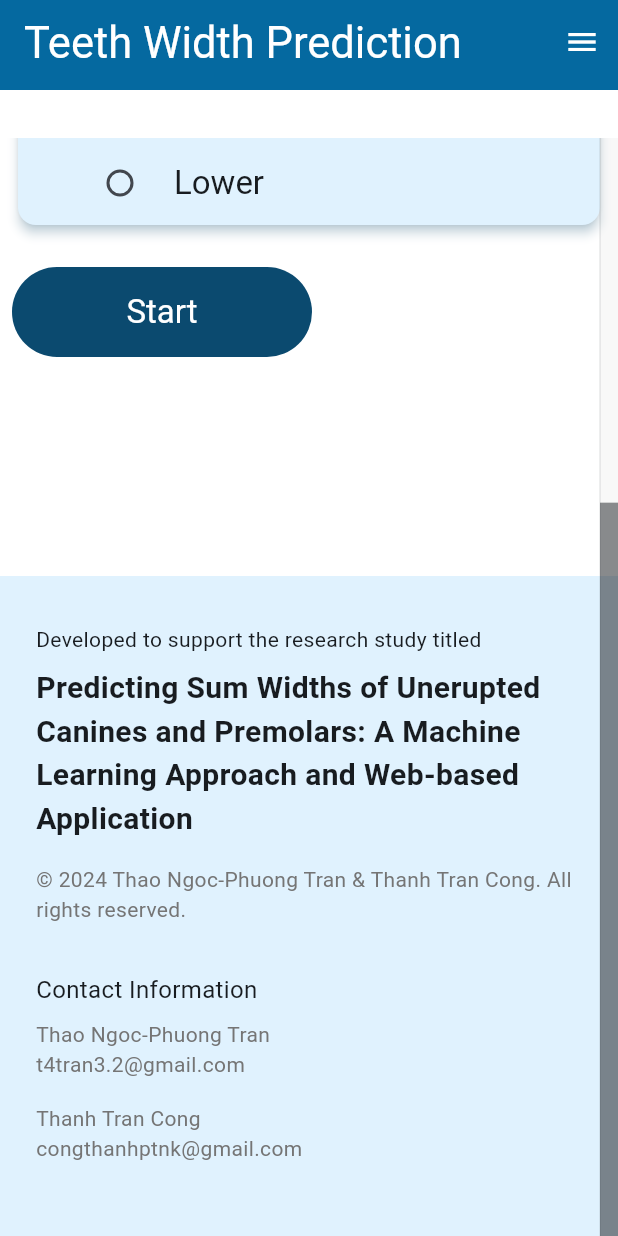
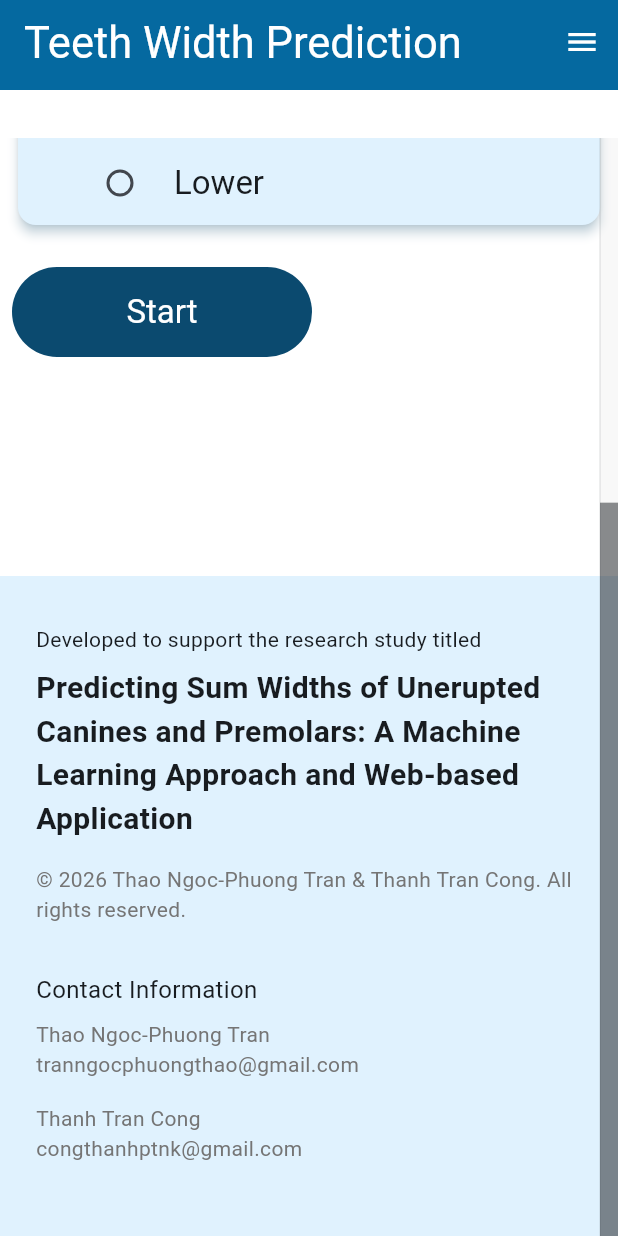
Before and after one commit to congthanhptnk/dermatology_calculator, a Flutter app: the screen it shows after launch, scrolled down 364 dp, on a phone screen of 412 x 824 dp. Run offline on Flutter 3.47's test engine with Material 3 defaults, Android fonts, the light colour scheme and no system bars; drawn by our look-alikes of auto_size_text; our stand-ins replace flutter_feather_icons, gap, i18n_extension, loading_animation_widget, logger; statements that could not run were skipped.

Commit message:
Change name and year

```diff
--- a/client/lib/footer.dart
+++ b/client/lib/footer.dart
@@ -35,7 +35,7 @@
       children: [
         Text('Developed and owned by Thao Ngoc-Phuong Tran and Thanh Tran. All rights reserved.'.i18n),
         const Gap(4),
-        Text('For any inquiry, please contact Thao Ngoc-Phuong Tran at t4tran3.2@gmail.com'.i18n),
+        Text('For any inquiry, please contact Thao Ngoc-Phuong Tran at tranngocphuongthao@gmail.com'.i18n),
       ],
     );
   }
@@ -56,7 +56,7 @@
           style: Theme.of(context).textTheme.titleMedium,
         ),
         const Gap(4),
-        Text('For any inquiry, please contact Thao Ngoc-Phuong Tran at t4tran3.2@gmail.com'.i18n),
+        Text('For any inquiry, please contact Thao Ngoc-Phuong Tran at tranngocphuongthao@gmail.com'.i18n),
       ],
     );
   }
@@ -112,7 +112,7 @@
                     ),
                     const Gap(16),
                     Text(
-                      '© 2024 Thao Ngoc-Phuong Tran & Thanh Tran Cong. All rights reserved.',
+                      '© 2026 Thao Ngoc-Phuong Tran & Thanh Tran Cong. All rights reserved.',
                       style: TextStyle(
                         color: Colors.grey[600],
                         fontSize: 14,
@@ -162,7 +162,7 @@
         ),
       ),
       Text(
-        't4tran3.2@gmail.com'.i18n,
+        'tranngocphuongthao@gmail.com'.i18n,
         style: TextStyle(
           color: Colors.grey[600],
           fontSize: 14,
--- a/client/lib/translations.i18n.dart
+++ b/client/lib/translations.i18n.dart
@@ -113,8 +113,8 @@
         'vi_vn': 'Xây dựng và sở hữu bởi Trần Ngọc Phương Thảo và Thanh Tran. Vui lòng không sao chép.',
       } +
       {
-        'en_us': 'For any inquiry, please contact Thao Ngoc-Phuong Tran at t4tran3.2@gmail.com',
-        'vi_vn': 'Mọi chi tiết vui lòng liên hệ Trần Ngọc Phương Thảo qua t4tran3.2@gmail.com',
+        'en_us': 'For any inquiry, please contact Thao Ngoc-Phuong Tran at tranngocphuongthao@gmail.com',
+        'vi_vn': 'Mọi chi tiết vui lòng liên hệ Trần Ngọc Phương Thảo qua tranngocphuongthao@gmail.com',
       } +
       {
         'en_us': 'View Best Prediction',
```
